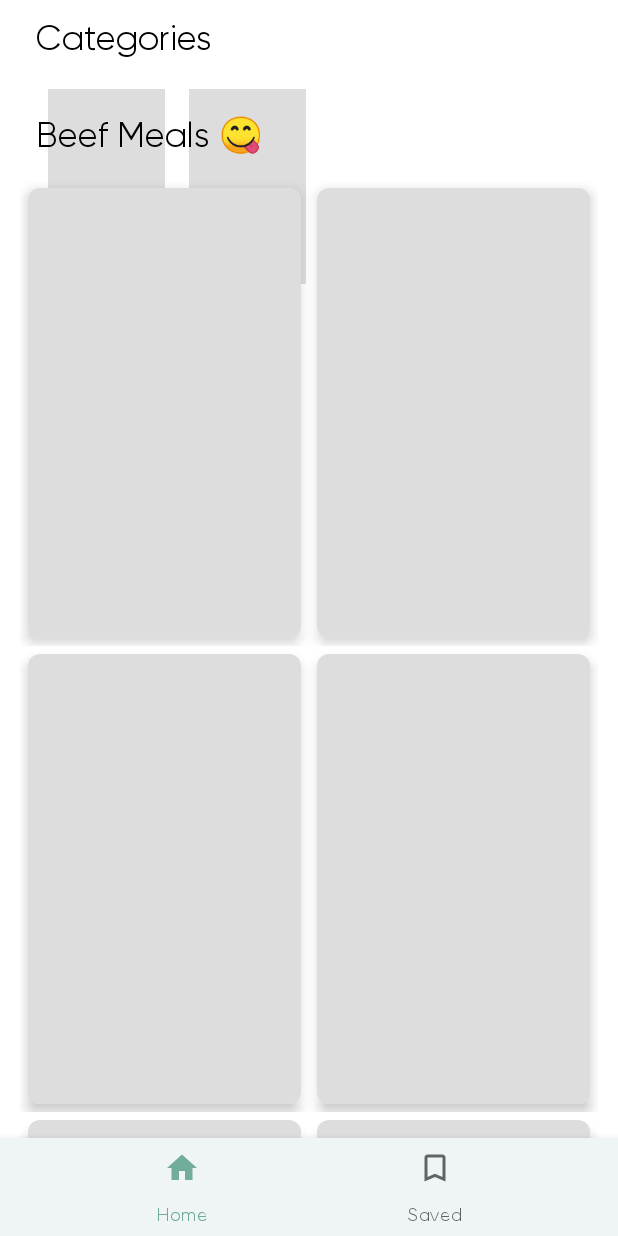
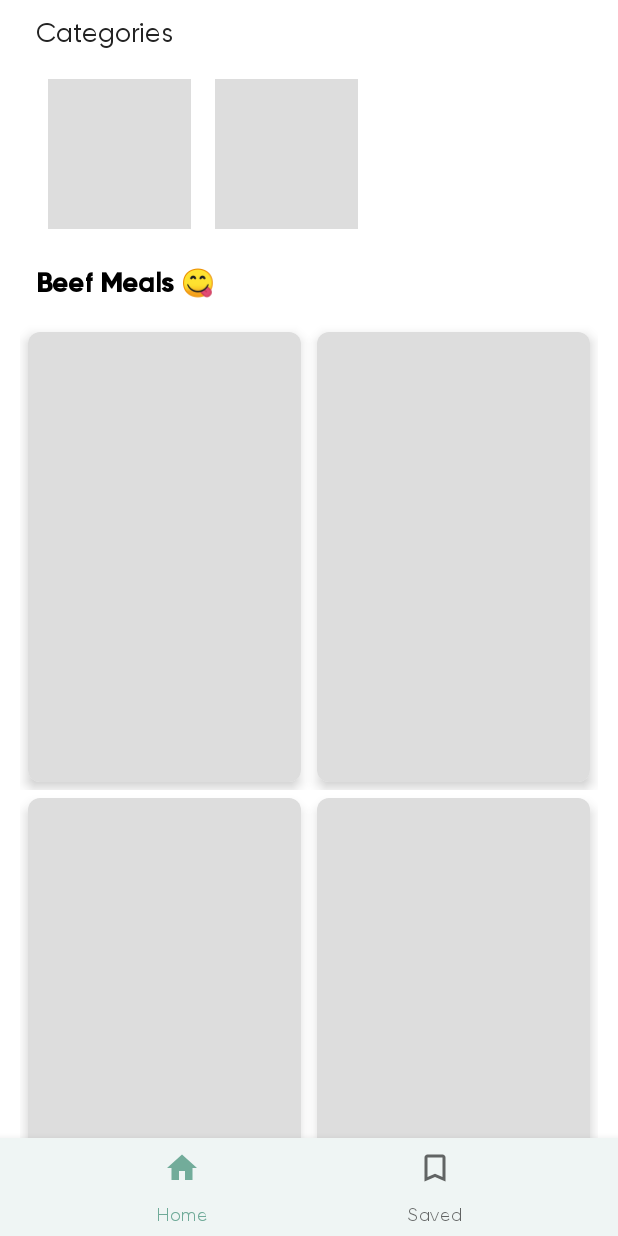
Before and after one commit to gehadfatah/RecipeApp, an Android app: the screen it shows after launch (MainActivity), on a phone screen of 412 x 824 dp. Run offline under Robolectric (Android 15) with nearby library versions, the phone set to English and light mode, and no system bars; our stand-ins replace Dagger/Hilt's generated code, Shimmer, navigation-ui, sdp/ssp sizes; pictures from the network do not load; Roboto replaces fonts that are not available here; 9 statements that could not run were skipped.

Commit message:
Jira-2 add some inhancement

```diff
--- a/app/src/main/java/com/goda/recipesapp/adapter/FoodAdapter.kt
+++ b/app/src/main/java/com/goda/recipesapp/adapter/FoodAdapter.kt
@@ -54,7 +54,7 @@ class FoodAdapter : RecyclerView.Adapter<FoodAdapter.ViewHolder>() {
             adapter = tagsAdapter
             layoutManager = GridLayoutManager(context, 2)
         }
-        tagsAdapter.differ.submitList(tags)
+        tagsAdapter.differ.submitList(tags.filter{tag->tag.isNotEmpty()})
     }
     override fun getItemCount(): Int {
         return differ.currentList.size
--- a/app/src/main/java/com/goda/recipesapp/features/detail/ui/fragments/DetailsFragment.kt
+++ b/app/src/main/java/com/goda/recipesapp/features/detail/ui/fragments/DetailsFragment.kt
@@ -133,7 +133,7 @@ class DetailsFragment : Fragment(R.layout.fragment_details) {
             adapter = tagsAdapter
             layoutManager = LinearLayoutManager(context, LinearLayoutManager.HORIZONTAL, false)
         }
-        tagsAdapter.differ.submitList(tags)
+        tagsAdapter.differ.submitList(tags.filter{tag->tag.isNotEmpty()})
     }
 
     private fun initListener(fragmentDetailsBinding: FragmentDetailsBinding, food: Meal) {
--- a/app/src/main/java/com/goda/recipesapp/features/home/ui/fragments/HomeFragment.kt
+++ b/app/src/main/java/com/goda/recipesapp/features/home/ui/fragments/HomeFragment.kt
@@ -29,7 +29,6 @@ import dagger.hilt.android.AndroidEntryPoint
 @AndroidEntryPoint
 class HomeFragment : Fragment(R.layout.fragment_home) {
     private lateinit var _binding: FragmentHomeBinding
-
     val viewModel by viewModels<HomeViewModel> ()
     lateinit var foodAdapter: FoodAdapter
     lateinit var categoryAdapter: CategoryAdapter
@@ -50,6 +49,10 @@ class HomeFragment : Fragment(R.layout.fragment_home) {
         initListener()
         initViewModel()
   }
+
+    override fun onResume() {
+        super.onResume()
+    }
     private fun showLoading(state: Boolean) {
         _binding.swLayout.isRefreshing = state
     }
@@ -59,15 +62,18 @@ class HomeFragment : Fragment(R.layout.fragment_home) {
         _binding.shimmerCategories.startShimmer()
     }
 
-    private fun removeShimmer() {
+    private fun removeShimmerMeals() {
         Handler().postDelayed({
             _binding.shimmerRecommendation.stopShimmer()
+            _binding.shimmerRecommendation.visibility = View.INVISIBLE
+        }, 500)
+    }
+    private fun removeShimmerCategories() {
+        Handler().postDelayed({
             _binding.shimmerCategories.stopShimmer()
-            _binding.shimmerRecommendation.visibility = View.GONE
             _binding.shimmerCategories.visibility = View.GONE
         }, 500)
     }
-
     private fun initListener() {
         _binding.swLayout.post {
 
@@ -93,6 +99,7 @@ class HomeFragment : Fragment(R.layout.fragment_home) {
         foodAdapter.setOnItemClickListener { Meal ->
             val bundle = Bundle().apply {
                 putSerializable("details", Meal)
+                selectedMeal=Meal
                 putBoolean("fromSave",false)
             }
             findNavController().navigate(R.id.action_home2_to_details, bundle)
@@ -100,16 +107,17 @@ class HomeFragment : Fragment(R.layout.fragment_home) {
         categoryAdapter.setOnItemClickListener { category ->
             categoryy = category
             _binding.titleRE.text = category.strCategory+getString(R.string.title_meal)
+
             foodAdapter.differ.submitList(null)
             viewModel.getFilter(category.strCategory)
         }
     }
 
     private fun initViewModel() {
-
+        startshimmer()
         viewModel.filter.observe(viewLifecycleOwner, Observer { response ->
             showLoading(false)
-            removeShimmer()
+            removeShimmerCategories()
             when (response) {
                 is Resource.Success -> {
                     response.data?.let { Random ->
@@ -123,11 +131,14 @@ class HomeFragment : Fragment(R.layout.fragment_home) {
                     }
                 }
                 is Resource.Loading->{ showLoading(true)
-                    startshimmer()}
+
+                }
                 else -> {}
             }
         })
         viewModel.filterSecond.observe(viewLifecycleOwner, Observer { response ->
+            //todo saveall items in database so not call again all these apis for meals again every time i load meals
+            removeShimmerMeals()
             val newMeals= mutableListOf<Meal>()
             response?.forEach { item -> item.data?.meals?.let { newMeals.addAll(it) } }
             foodAdapter.differ.submitList(newMeals)
@@ -151,7 +162,7 @@ class HomeFragment : Fragment(R.layout.fragment_home) {
     }
 
     private fun initView() {
-        _binding.titleRE.text = getString(R.string.popular_recipes)
+        _binding.titleRE.text = if (categoryy!=null)(categoryy?.strCategory+getString(R.string.title_meal)) else getString(R.string.popular_recipes)
 
     }
 
@@ -174,6 +185,7 @@ class HomeFragment : Fragment(R.layout.fragment_home) {
 
     companion object {
         var categoryy: Category? = null
+        var selectedMeal: Meal? = null
     }
 
 }
--- a/app/src/main/java/com/goda/recipesapp/features/home/ui/viewmodel/HomeViewModel.kt
+++ b/app/src/main/java/com/goda/recipesapp/features/home/ui/viewmodel/HomeViewModel.kt
@@ -4,6 +4,7 @@ import android.content.Context
 import androidx.lifecycle.MutableLiveData
 import androidx.lifecycle.ViewModel
 import androidx.lifecycle.viewModelScope
+import com.goda.recipesapp.R
 import com.goda.recipesapp.features.home.data.models.CategoriesList
 import com.goda.recipesapp.data.Model.Meal
 import com.goda.recipesapp.data.Model.RandomMeals
@@ -32,7 +33,7 @@ class HomeViewModel  @Inject constructor(
 
     init {
         getCategory()
-        getFilter("Beef")
+        getFilter(context.getString(R.string.default_meal))
 
     }
 
--- a/app/src/main/res/layout/fragment_details.xml
+++ b/app/src/main/res/layout/fragment_details.xml
@@ -87,6 +87,7 @@
                 android:fontFamily="@font/gilroy_bold"
                 android:textColor="@color/black"
                 android:textSize="24sp"
+                style="@style/bold"
                 app:layout_constraintLeft_toLeftOf="parent"
                 app:layout_constraintTop_toTopOf="parent"
                 tools:text="Beef &amp; Mustard Pie" />
@@ -219,9 +220,10 @@
                 android:layout_marginTop="32dp"
 
                 android:fontFamily="@font/gilroy_bold"
+                android:textStyle="bold"
                 android:text="@string/recipe"
+                android:textSize="16sp"
                 android:textColor="#1E1E1E"
-                android:textSize="16sp"
                 app:layout_constraintLeft_toLeftOf="parent"
                 app:layout_constraintTop_toBottomOf="@+id/viewline" />
 
--- a/app/src/main/res/layout/fragment_home.xml
+++ b/app/src/main/res/layout/fragment_home.xml
@@ -35,13 +35,21 @@
                     android:paddingStart="24dp"
                     android:paddingTop="@dimen/_8sdp"
                     android:text="@string/categories"
-                    android:textColor="@color/black"
-                    android:textSize="@dimen/_18ssp"
+                    android:textColor="@color/black1"
+                    android:textSize="18sp"
                     app:layout_constraintTop_toTopOf="parent"
                     tools:ignore="RtlSymmetry" />
 
 
-
+                <View
+                    android:layout_width="match_parent"
+                    android:layout_height="150dp"
+                    android:id="@+id/spaceViewRecyclerView"
+                    app:layout_constraintLeft_toLeftOf="parent"
+                    app:layout_constraintRight_toRightOf="parent"
+                    app:layout_constraintTop_toBottomOf="@+id/text_view_fragment_home_title"
+                   app:layout_constraintBottom_toBottomOf="@+id/recyclerView"
+                    />
                 <androidx.recyclerview.widget.RecyclerView
                     android:id="@+id/recyclerView"
                     android:layout_width="0dp"
@@ -54,6 +62,7 @@
                     app:layout_constraintTop_toBottomOf="@+id/text_view_fragment_home_title"
                     tools:itemCount="1"
                     tools:listitem="@layout/item_category" />
+
                 <com.facebook.shimmer.ShimmerFrameLayout
                     android:id="@+id/shimmer_recommendation"
                     android:layout_width="match_parent"
@@ -84,13 +93,15 @@
                     android:layout_width="wrap_content"
                     android:layout_height="wrap_content"
                     android:layout_marginStart="24dp"
-                    android:layout_marginTop="24dp"
+                    android:layout_marginTop="16dp"
                     android:fontFamily="@font/gilroy_bold"
-                    android:text="@string/popular_recipes"
+                    tools:text="@string/popular_recipes"
                     android:textColor="@color/black"
-                    android:textSize="@dimen/_18ssp"
+                    android:textStyle="bold"
+                    style="@style/bold"
+                    android:textSize="18sp"
                     app:layout_constraintLeft_toLeftOf="parent"
-                    app:layout_constraintTop_toBottomOf="@+id/recyclerView" />
+                    app:layout_constraintTop_toBottomOf="@+id/shimmer_recommendation" />
 
 
 
--- a/app/src/main/res/layout/item_category.xml
+++ b/app/src/main/res/layout/item_category.xml
@@ -10,9 +10,10 @@
 
     <FrameLayout
         android:id="@+id/card_view_item_category"
-        android:layout_width="@dimen/_60sdp"
-        android:layout_height="@dimen/_53sdp"
+        android:layout_width="79dp"
+        android:layout_height="53dp"
         android:layout_margin="8dp"
+        android:layout_marginTop="16dp"
         app:layout_constraintLeft_toLeftOf="parent"
         app:layout_constraintRight_toRightOf="parent"
         app:layout_constraintTop_toTopOf="parent">
--- a/app/src/main/res/layout/item_food.xml
+++ b/app/src/main/res/layout/item_food.xml
@@ -40,9 +40,9 @@
         android:layout_width="match_parent"
         android:layout_height="wrap_content"
 
-        android:fontFamily="@font/gilroy_bold"
         android:singleLine="true"
         tools:text="Corned Beef &amp; Cabbage"
+        style="@style/bold"
         android:textColor="@color/black1"
         android:textSize="13sp"
        />
--- a/app/src/main/res/layout/shimmer_recommendation.xml
+++ b/app/src/main/res/layout/shimmer_recommendation.xml
@@ -9,8 +9,8 @@
 
     <FrameLayout
         android:id="@+id/card_view_item_category"
-        android:layout_width="@dimen/_60sdp"
-        android:layout_height="@dimen/_100sdp"
+        android:layout_width="95dp"
+        android:layout_height="100dp"
         android:layout_margin="8dp"
         app:layout_constraintLeft_toLeftOf="parent"
         app:layout_constraintRight_toRightOf="parent"
@@ -25,8 +25,8 @@
        />
     </FrameLayout>
     <FrameLayout
-        android:layout_width="@dimen/_60sdp"
-        android:layout_height="@dimen/_100sdp"
+        android:layout_width="95dp"
+        android:layout_height="100dp"
         android:layout_margin="8dp"
         app:layout_constraintLeft_toLeftOf="parent"
         app:layout_constraintRight_toRightOf="parent"
--- a/app/src/main/res/values-night/themes.xml
+++ /dev/null
@@ -1,17 +0,0 @@
-<resources xmlns:tools="http://schemas.android.com/tools">
-    <!-- Base application theme. -->
-    <style name="Theme.RecipesApp" parent="Theme.MaterialComponents.DayNight.NoActionBar">
-        <!-- Primary brand color. -->
-        <item name="colorPrimary">@color/light_yellow</item>
-        <item name="colorPrimaryVariant">@color/dark_yellow</item>
-        <item name="colorOnPrimary">@color/white</item>
-        <!-- Secondary brand color. -->
-        <item name="colorSecondary">@color/teal_200</item>
-        <item name="colorSecondaryVariant">@color/teal_700</item>
-        <item name="colorOnSecondary">@color/black</item>
-        <!-- Status bar color. -->
-        <item name="android:statusBarColor" tools:targetApi="l">?attr/colorPrimaryVariant</item>
-        <item name="android:textColor">@color/dark_grey</item>
-        <!-- Customize your theme here. -->
-    </style>
-</resources>
--- a/app/src/main/res/values/themes.xml
+++ b/app/src/main/res/values/themes.xml
@@ -1,6 +1,6 @@
 <resources xmlns:tools="http://schemas.android.com/tools">
     <!-- Base application theme. -->
-    <style name="Theme.RecipesApp" parent="Theme.MaterialComponents.DayNight.NoActionBar">
+    <style name="Theme.RecipesApp" parent="Theme.MaterialComponents.Light.NoActionBar">
         <!-- Primary brand color. -->
         <item name="colorPrimary">@color/primary</item>
         <item name="colorPrimaryVariant">@color/white1</item>
@@ -21,4 +21,9 @@
         <item name="cornerFamily">rounded</item>
         <item name="cornerSize">10dp</item>
     </style>
+    <style name="bold" parent="Widget.AppCompat.TextView">
+        <item name="android:textStyle">bold</item>
+        <item name="fontFamily">@font/gilroy_bold</item>
+        <item name="android:textColor">@color/black1</item>
+    </style>
 </resources>
```
